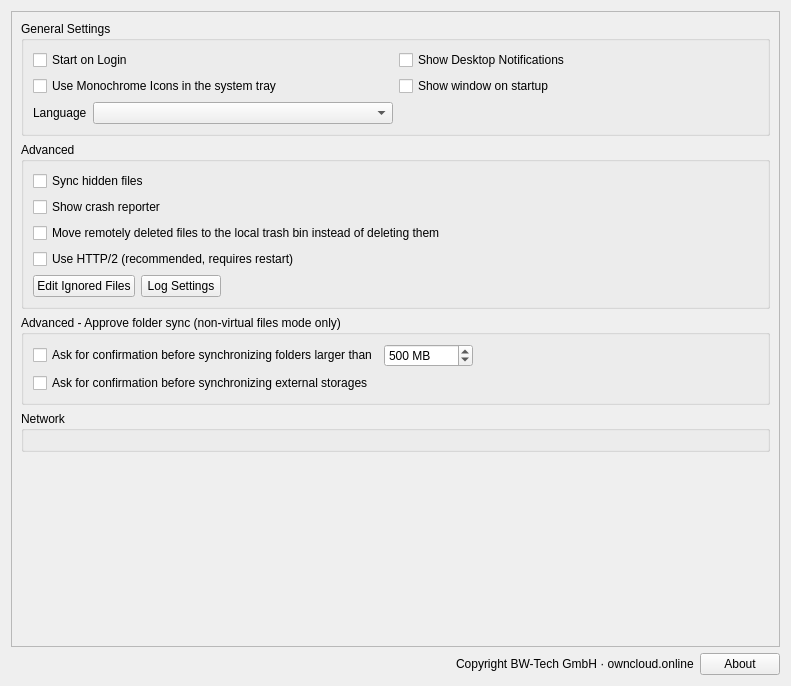
GrossLukas/client, file src/gui/generalsettings.ui: the form before one commit.
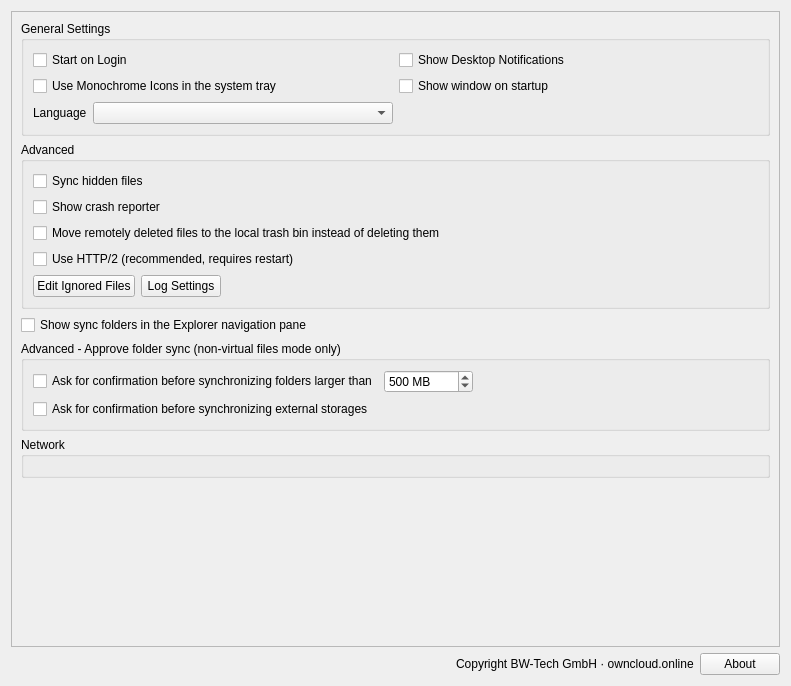
The form after the commit. Custom widgets are drawn as their Qt base class.

Commit message: feat(explorer): activate shell integration and pin sync folders to the navigation pane

Patch:
```diff
--- a/src/gui/generalsettings.ui
+++ b/src/gui/generalsettings.ui
@@ -186,6 +186,13 @@
          </layout>
         </widget>
        </item>
+       <item>
+        <widget class="QCheckBox" name="showInExplorerNavPaneCheckBox">
+         <property name="text">
+          <string>Show sync folders in the Explorer navigation pane</string>
+         </property>
+        </widget>
+       </item>
        <item>
         <widget class="QGroupBox" name="approveSyncGroupBox">
          <property name="title">
```
The commit also changes 12 other files.
